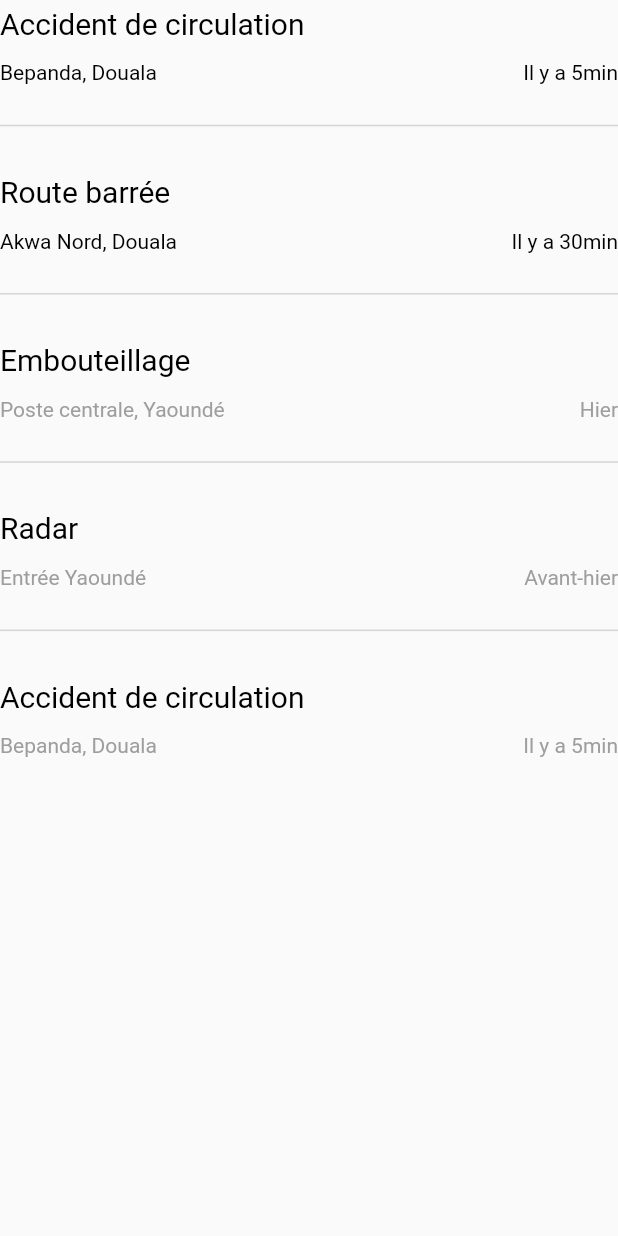
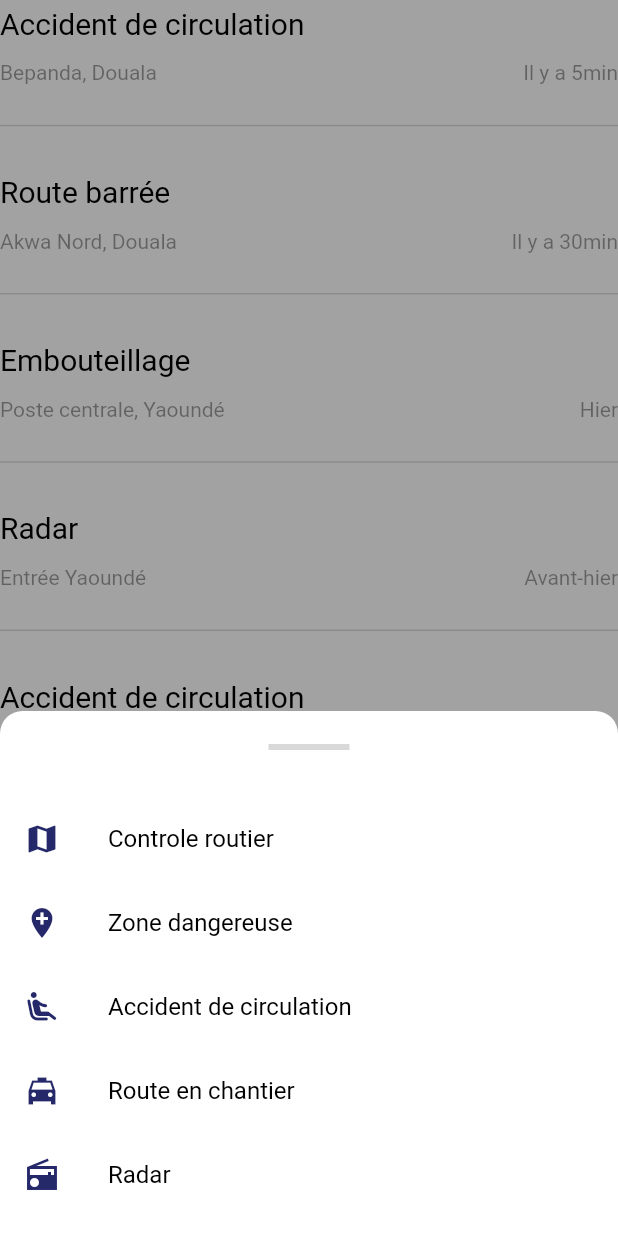
Before and after one commit to parfaitsmartcode/Mapane_Mobile, a Flutter app: the AutreAlerte widget shown alone on an empty page, opened directly, on a phone screen of 412 x 824 dp. Run offline on Flutter 3.47's test engine with Material 2 defaults, Android fonts, the phone set to English and light mode, and no system bars; our stand-ins replace cool_alert, dio, get_it, intl_phone_number_input, modal_bottom_sheet, permission_handler and 2 more; missing offline and left inert: mobile_number, walkthrough; accounts and stored records are empty; Roboto replaces fonts that are missing (Robotto).

Commit message:
historique ok

```diff
--- a/lib/screens/welcome_map.dart
+++ b/lib/screens/welcome_map.dart
@@ -6,6 +6,7 @@ import '../utils/theme_mapane.dart';
 import 'package:mapane/utils/size_config.dart';
 import 'package:skeleton_text/skeleton_text.dart';
 import 'package:modal_bottom_sheet/modal_bottom_sheet.dart';
+import 'dart:io';
 
 class WelcomeMap extends StatefulWidget {
   @override
@@ -150,16 +151,102 @@ class _MyAppState extends State<WelcomeMap> {
                                 Container(
                                   width: getSize(56, "width", context),
                                   height: getSize(27, "height", context),
-                                  child: GestureDetector(
                                   child: Tab(
                                     text: "Autres",
                                   ),
-                                    onTap: () => {
-                                      showMaterialModalBottomSheet(
-                                        expand: false,
-                                        context: context,
-                                        backgroundColor: Colors.transparent,
-                                        builder: (context) => Padding(
+                                ),
+                              ]),
+                        ),
+                        Container(
+                          //Add this to give height
+                          height: MediaQuery.of(context).size.height / 1.5,
+                          child: Padding(
+                            padding: EdgeInsets.symmetric(
+                                vertical: 0,
+                                horizontal: getSize(26, "width", context)),
+                            child: TabBarView(children: [
+                              ListView(shrinkWrap: true, children: <Widget>[
+                                Container(
+                                  child: Padding(
+                                    padding: EdgeInsets.symmetric(
+                                        vertical:
+                                            getSize(46, "height", context),
+                                        horizontal: 0),
+                                    child: Column(
+                                      children: [
+                                        _isloading == true
+                                            ? SkeletonColumn()
+                                            : AllAlerte()
+                                      ],
+                                    ),
+                                  ),
+                                ),
+                              ]),
+                              Container(
+                                child: Padding(
+                                  padding: EdgeInsets.symmetric(
+                                      vertical: getSize(46, "height", context),
+                                      horizontal: 0),
+                                  child: Column(
+                                    mainAxisAlignment: MainAxisAlignment.start,
+                                    crossAxisAlignment:
+                                        CrossAxisAlignment.start,
+                                    children: [SkeletonColumn()],
+                                  ),
+                                ),
+                              ),
+                              Container(
+                                child: Padding(
+                                  padding: EdgeInsets.symmetric(
+                                      vertical: getSize(46, "height", context),
+                                      horizontal: 0),
+                                  child: Column(
+                                    mainAxisAlignment: MainAxisAlignment.start,
+                                    crossAxisAlignment:
+                                        CrossAxisAlignment.start,
+                                    children: [SkeletonColumn()],
+                                  ),
+                                ),
+                              ),
+                              ListView(shrinkWrap: true, children: <Widget>[
+                                Container(
+                                  child: Padding(
+                                    padding: EdgeInsets.symmetric(
+                                        vertical:
+                                            getSize(46, "height", context),
+                                        horizontal: 0),
+                                    child: Column(
+                                      mainAxisAlignment:
+                                          MainAxisAlignment.start,
+                                      crossAxisAlignment:
+                                          CrossAxisAlignment.start,
+                                      children: [AutreAlerte()],
+                                    ),
+                                  ),
+                                ),
+                              ])
+                            ]),
+                          ),
+                        ),
+                      ],
+                    ),
+                  ),
+                )
+              ],
+            )),
+      ),
+    );
+  }
+}
+
+class MaterialModal extends StatelessWidget {
+  const MaterialModal({
+    Key key,
+  }) : super(key: key);
+
+  @override
+  Widget build(BuildContext context) {
+    return Padding(
       padding: EdgeInsets.symmetric(
           vertical: 0,
           horizontal:
@@ -253,91 +340,6 @@ class _MyAppState extends State<WelcomeMap> {
                             Colors.black))),
           ],
         ),
-                                          ),
-                                        ),
-                                      )
-                                    },
-                                  ),
-                                ),
-                              ]),
-                        ),
-                        Container(
-                          //Add this to give height
-                          height: MediaQuery.of(context).size.height / 1.5,
-                          child: Padding(
-                            padding: EdgeInsets.symmetric(
-                                vertical: 0,
-                                horizontal: getSize(26, "width", context)),
-                            child: TabBarView(children: [
-                              ListView(shrinkWrap: true, children: <Widget>[
-                                Container(
-                                  child: Padding(
-                                    padding: EdgeInsets.symmetric(
-                                        vertical:
-                                            getSize(46, "height", context),
-                                        horizontal: 0),
-                                    child: Column(
-                                      children: [
-                                        _isloading == true
-                                            ? SkeletonColumn()
-                                            : AllAlerte()
-                                      ],
-                                    ),
-                                  ),
-                                ),
-                              ]),
-                              Container(
-                                child: Padding(
-                                  padding: EdgeInsets.symmetric(
-                                      vertical: getSize(46, "height", context),
-                                      horizontal: 0),
-                                  child: Column(
-                                    mainAxisAlignment: MainAxisAlignment.start,
-                                    crossAxisAlignment:
-                                        CrossAxisAlignment.start,
-                                    children: [SkeletonColumn()],
-                                  ),
-                                ),
-                              ),
-                              Container(
-                                child: Padding(
-                                  padding: EdgeInsets.symmetric(
-                                      vertical: getSize(46, "height", context),
-                                      horizontal: 0),
-                                  child: Column(
-                                    mainAxisAlignment: MainAxisAlignment.start,
-                                    crossAxisAlignment:
-                                        CrossAxisAlignment.start,
-                                    children: [SkeletonColumn()],
-                                  ),
-                                ),
-                              ),
-                              ListView(shrinkWrap: true, children: <Widget>[
-                                Container(
-                                  child: Padding(
-                                    padding: EdgeInsets.symmetric(
-                                        vertical:
-                                            getSize(46, "height", context),
-                                        horizontal: 0),
-                                    child: Column(
-                                      mainAxisAlignment:
-                                          MainAxisAlignment.start,
-                                      crossAxisAlignment:
-                                          CrossAxisAlignment.start,
-                                      children: [AutreAlerte()],
-                                    ),
-                                  ),
-                                ),
-                              ])
-                            ]),
-                          ),
-                        ),
-                      ],
-                    ),
-                  ),
-                )
-              ],
-            )),
       ),
     );
   }
@@ -534,12 +536,12 @@ class AllAlerte extends StatelessWidget {
                       style: TextStyle(
                           fontWeight: FontWeight.w400,
                           fontSize: 14,
-                          color: Colors.black)),
+                          color: Colors.black.withOpacity(.4))),
                   Text('Il y a 5min',
                       style: TextStyle(
                           fontWeight: FontWeight.w400,
                           fontSize: 14,
-                          color: Colors.black)),
+                          color: Colors.black.withOpacity(.4))),
                 ],
               ),
             ),
@@ -565,12 +567,12 @@ class AllAlerte extends StatelessWidget {
                       style: TextStyle(
                           fontWeight: FontWeight.w400,
                           fontSize: 14,
-                          color: Colors.black)),
+                          color: Colors.black.withOpacity(.4))),
                   Text('Il y a 30min',
                       style: TextStyle(
                           fontWeight: FontWeight.w400,
                           fontSize: 14,
-                          color: Colors.black)),
+                          color: Colors.black.withOpacity(.4))),
                 ],
               ),
             ),
@@ -596,12 +598,12 @@ class AllAlerte extends StatelessWidget {
                       style: TextStyle(
                           fontWeight: FontWeight.w400,
                           fontSize: 14,
-                          color: Colors.grey)),
+                          color: Colors.black.withOpacity(.4))),
                   Text('Hier',
                       style: TextStyle(
                           fontWeight: FontWeight.w400,
                           fontSize: 14,
-                          color: Colors.grey)),
+                          color: Colors.black.withOpacity(.4))),
                 ],
               ),
             ),
@@ -627,12 +629,12 @@ class AllAlerte extends StatelessWidget {
                       style: TextStyle(
                           fontWeight: FontWeight.w400,
                           fontSize: 14,
-                          color: Colors.grey)),
+                          color: Colors.black.withOpacity(.4))),
                   Text('Avant-hier',
                       style: TextStyle(
                           fontWeight: FontWeight.w400,
                           fontSize: 14,
-                          color: Colors.grey)),
+                          color: Colors.black.withOpacity(.4))),
                 ],
               ),
             ),
@@ -658,12 +660,12 @@ class AllAlerte extends StatelessWidget {
                       style: TextStyle(
                           fontWeight: FontWeight.w400,
                           fontSize: 14,
-                          color: Colors.grey)),
+                          color: Colors.black.withOpacity(.4))),
                   Text('Il y a 5min',
                       style: TextStyle(
                           fontWeight: FontWeight.w400,
                           fontSize: 14,
-                          color: Colors.grey)),
+                          color: Colors.black.withOpacity(.4))),
                 ],
               ),
             ),
@@ -674,11 +676,22 @@ class AllAlerte extends StatelessWidget {
   }
 }
 
-class AutreAlerte extends StatelessWidget {
-  const AutreAlerte({
-    Key key,
-  }) : super(key: key);
-
+class AutreAlerte extends StatefulWidget {
+  @override
+  _AutreAlerteState createState() => _AutreAlerteState();
+}
+class _AutreAlerteState extends State<AutreAlerte> {
+  void initState() {
+    super.initState();
+    WidgetsBinding.instance
+        .addPostFrameCallback((_) => showMaterialModalBottomSheet(
+                                        expand: false,
+                                        context: context,
+                                        duration: const Duration(milliseconds: 500),
+                                        backgroundColor: Colors.transparent,
+                                        builder: (context) => MaterialModal(),
+                                      ));
+  }
   @override
   Widget build(BuildContext context) {
     return Column(
@@ -701,12 +714,12 @@ class AutreAlerte extends StatelessWidget {
                       style: TextStyle(
                           fontWeight: FontWeight.w400,
                           fontSize: 14,
-                          color: Colors.black)),
+                          color: Colors.black.withOpacity(.4))),
                   Text('Il y a 5min',
                       style: TextStyle(
                           fontWeight: FontWeight.w400,
                           fontSize: 14,
-                          color: Colors.black)),
+                          color: Colors.black.withOpacity(.4))),
                 ],
               ),
             ),
@@ -732,12 +745,12 @@ class AutreAlerte extends StatelessWidget {
                       style: TextStyle(
                           fontWeight: FontWeight.w400,
                           fontSize: 14,
-                          color: Colors.black)),
+                          color: Colors.black.withOpacity(.4))),
                   Text('Il y a 30min',
                       style: TextStyle(
                           fontWeight: FontWeight.w400,
                           fontSize: 14,
-                          color: Colors.black)),
+                          color: Colors.black.withOpacity(.4))),
                 ],
               ),
             ),
@@ -763,12 +776,12 @@ class AutreAlerte extends StatelessWidget {
                       style: TextStyle(
                           fontWeight: FontWeight.w400,
                           fontSize: 14,
-                          color: Colors.grey)),
+                          color: Colors.black.withOpacity(.4))),
                   Text('Hier',
                       style: TextStyle(
                           fontWeight: FontWeight.w400,
                           fontSize: 14,
-                          color: Colors.grey)),
+                          color: Colors.black.withOpacity(.4))),
                 ],
               ),
             ),
@@ -794,12 +807,12 @@ class AutreAlerte extends StatelessWidget {
                       style: TextStyle(
                           fontWeight: FontWeight.w400,
                           fontSize: 14,
-                          color: Colors.grey)),
+                          color: Colors.black.withOpacity(.4))),
                   Text('Avant-hier',
                       style: TextStyle(
                           fontWeight: FontWeight.w400,
                           fontSize: 14,
-                          color: Colors.grey)),
+                          color: Colors.black.withOpacity(.4))),
                 ],
               ),
             ),
@@ -825,12 +838,12 @@ class AutreAlerte extends StatelessWidget {
                       style: TextStyle(
                           fontWeight: FontWeight.w400,
                           fontSize: 14,
-                          color: Colors.grey)),
+                          color: Colors.black.withOpacity(.4))),
                   Text('Il y a 5min',
                       style: TextStyle(
                           fontWeight: FontWeight.w400,
                           fontSize: 14,
-                          color: Colors.grey)),
+                          color: Colors.black.withOpacity(.4))),
                 ],
               ),
             ),
```
Lines whose indentation alone changed are shown as unchanged.
